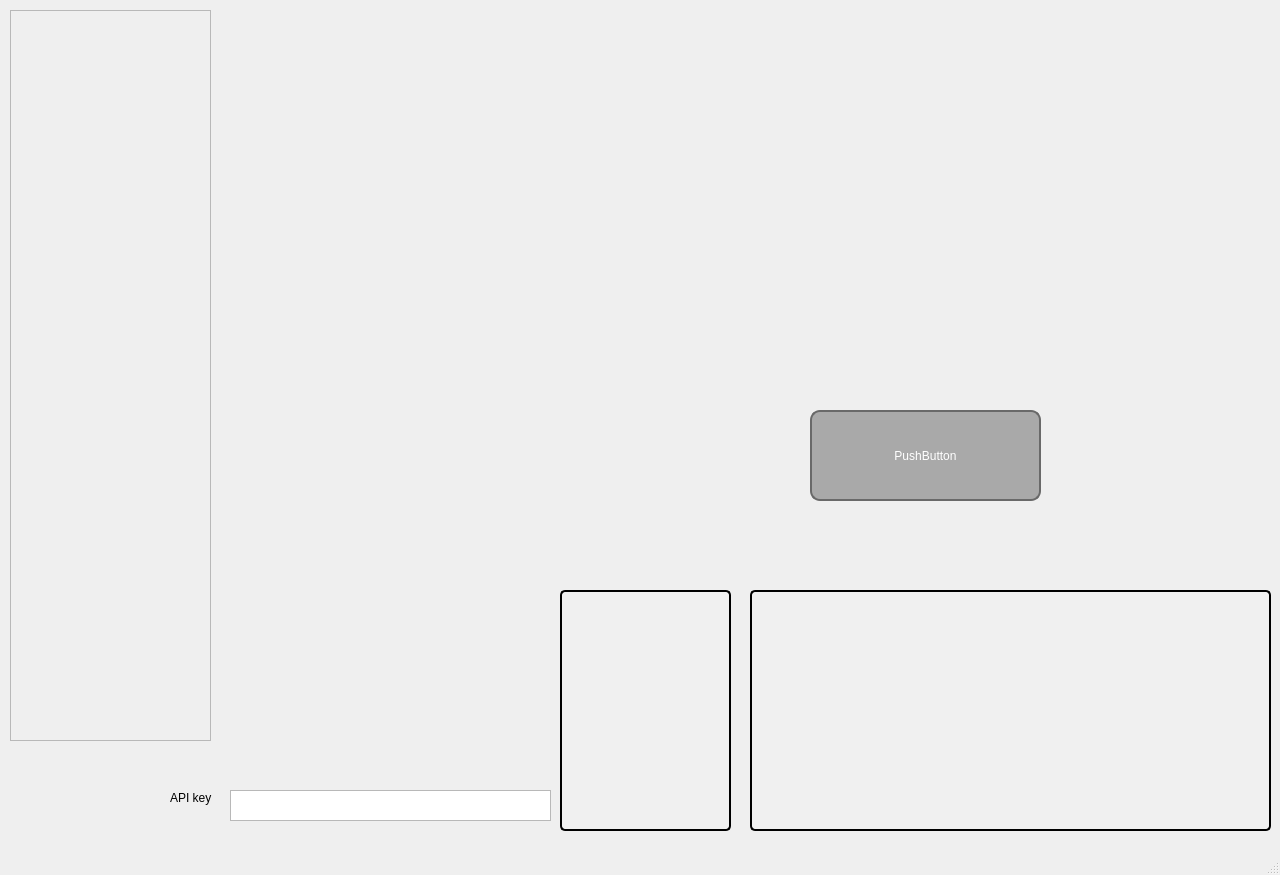
Qt form craftcharacter.ui (University-of-Utah-CS3505/a9-edu-app-f24) before a commit.
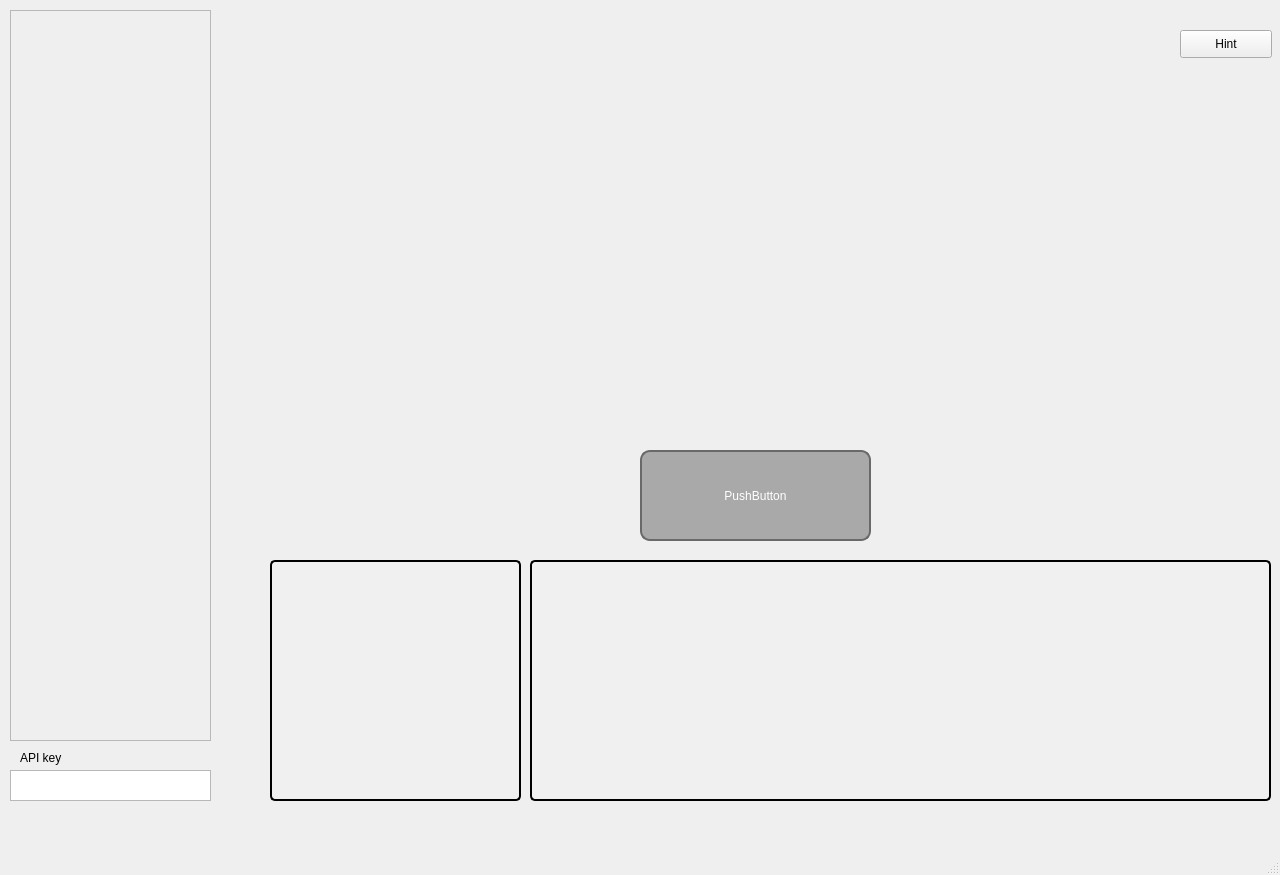
The same form after that commit.

Commit message: Add hint window

The edit to the form file:
```diff
--- a/craftcharacter.ui
+++ b/craftcharacter.ui
@@ -17,9 +17,9 @@
    <widget class="QLabel" name="label">
     <property name="geometry">
      <rect>
-      <x>560</x>
-      <y>590</y>
-      <width>171</width>
+      <x>270</x>
+      <y>560</y>
+      <width>251</width>
       <height>241</height>
      </rect>
     </property>
@@ -38,9 +38,9 @@
    <widget class="QLabel" name="label_2">
     <property name="geometry">
      <rect>
-      <x>750</x>
-      <y>590</y>
-      <width>521</width>
+      <x>530</x>
+      <y>560</y>
+      <width>741</width>
       <height>241</height>
      </rect>
     </property>
@@ -64,8 +64,8 @@
    <widget class="QPushButton" name="craftButton">
     <property name="geometry">
      <rect>
-      <x>810</x>
-      <y>410</y>
+      <x>640</x>
+      <y>450</y>
       <width>231</width>
       <height>91</height>
      </rect>
@@ -116,9 +116,9 @@
    <widget class="QTextEdit" name="apiKey">
     <property name="geometry">
      <rect>
-      <x>230</x>
-      <y>790</y>
-      <width>321</width>
+      <x>10</x>
+      <y>770</y>
+      <width>201</width>
       <height>31</height>
      </rect>
     </property>
@@ -126,8 +126,8 @@
    <widget class="QLabel" name="label_3">
     <property name="geometry">
      <rect>
-      <x>170</x>
-      <y>790</y>
+      <x>20</x>
+      <y>750</y>
       <width>53</width>
       <height>15</height>
      </rect>
@@ -136,6 +136,19 @@
      <string>API key</string>
     </property>
    </widget>
+   <widget class="QPushButton" name="hintButton">
+    <property name="geometry">
+     <rect>
+      <x>1180</x>
+      <y>30</y>
+      <width>92</width>
+      <height>28</height>
+     </rect>
+    </property>
+    <property name="text">
+     <string>Hint</string>
+    </property>
+   </widget>
   </widget>
   <widget class="QMenuBar" name="menubar">
    <property name="geometry">
```
Left out of the diff: 6 changed lines with no effect on the pictures. The commit also changes 5 other files.
